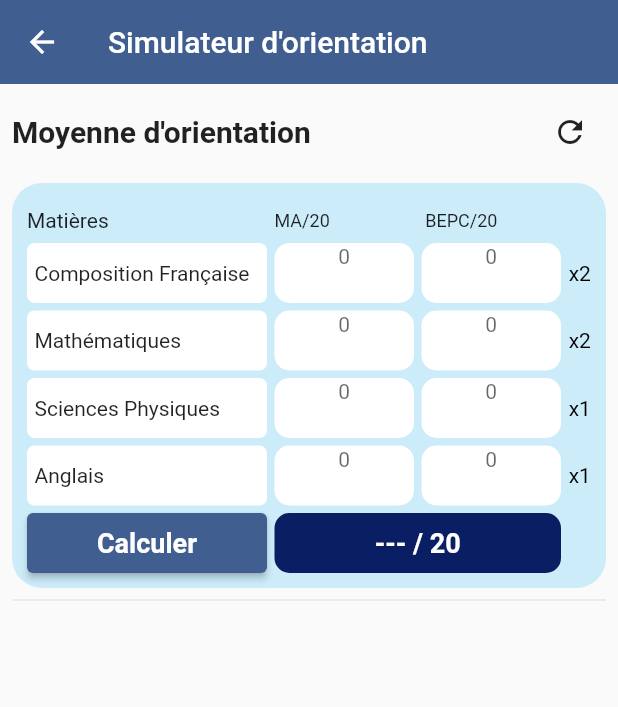
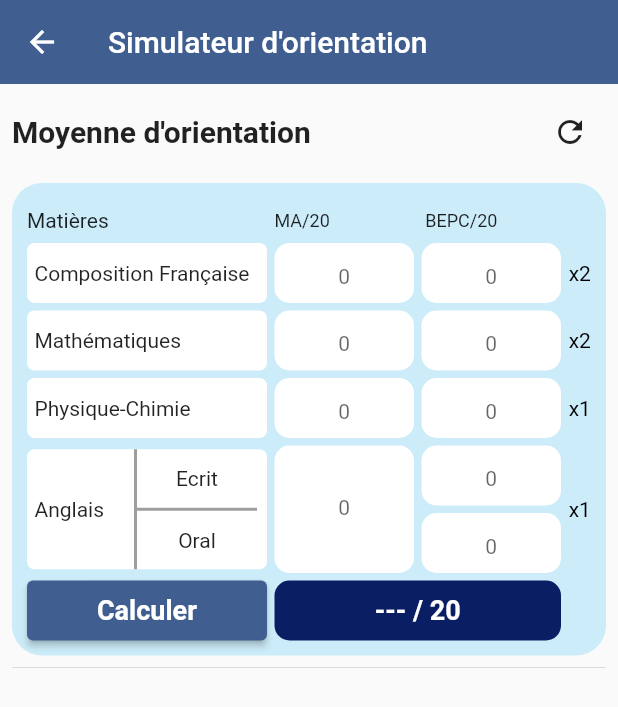
Before and after one commit to devitlabs/edu_app, a Flutter app: the SimulateurOrientationScreen screen opened by its route, on a phone screen of 412 x 824 dp. Shown: the top 707 px of the screen. Run offline on Flutter 3.47's test engine with Material 3 defaults, Android fonts, the phone set to English and light mode, and no system bars; our stand-ins replace flutter_secure_storage, get, go_router; accounts and stored records are empty; network calls fail.

Commit message:
Update 14/12/2023 : 3

```diff
--- a/lib/models/inscription_model.dart
+++ b/lib/models/inscription_model.dart
@@ -2,7 +2,7 @@ import 'dart:convert';
 
 class InscriptionModel {
   String? typeProfil;
-  String?nom;
+  String? nom;
   String? prenom;
   String? ville;
   String? numeroTelephone;
--- a/lib/routes/route_class.dart
+++ b/lib/routes/route_class.dart
@@ -37,9 +37,9 @@ class RouteClass {
         },
       ),
       GoRoute(
-        path: '/ressources',
+        path: '/blog',
         builder: (BuildContext context, GoRouterState state) {
-          return const RessourceScreen();
+          return const BlogScreen();
         },
       ),
       GoRoute(
@@ -70,7 +70,7 @@ class RouteClass {
                 path: 'accueil',
                 pageBuilder: (context, state) => NoTransitionPage<void>(
                     key: state.pageKey,
-                    child: HomeScreen()
+                    child: const HomeScreen()
                 ),
               ),
               GoRoute(
@@ -126,6 +126,14 @@ class RouteClass {
       final DateTime dateNow = DateTime.now();
       final DateTime? dateExpiration = expiration != null ? DateTime.parse(expiration) : null;
 
+      print(state.fullPath);
+
+      final path = state.fullPath;
+
+      if ( path !=null && path.contains("inscription")) {
+        return null;
+      }
+
       if (loggedIn != "true" || loggedIn == null || dateExpiration == null ) {
         return '/login';
       }
--- a/lib/screens/app_menu_screen/drawer_menu.dart
+++ b/lib/screens/app_menu_screen/drawer_menu.dart
@@ -76,9 +76,9 @@ class _DrawerMenuState extends State<DrawerMenu> {
             minVerticalPadding: 5,
             leading: Icon(Icons.book,size: 40,color: primaryColor,),
             onTap: () async {
-              context.go("/ressources");
+              context.go("/blog");
             },
-            title: Text("Ressources",style: TextStyle(fontSize: 20,color: Color(0xFF000000).withOpacity(0.7)),),
+            title: Text("Blog",style: TextStyle(fontSize: 20,color: Color(0xFF000000).withOpacity(0.7)),),
           ),
           Divider(),
           ListTile(
--- a/lib/screens/login_screen/login_screen.dart
+++ b/lib/screens/login_screen/login_screen.dart
@@ -216,7 +216,10 @@ class _LoginScreenState extends State<LoginScreen> {
                             onTap: (){
                               context.go("/inscription");
                             },
-                            child: Text("Inscription",style: TextStyle(fontSize: 15,color: primaryColor),),
+                            child: Padding(
+                              padding: const EdgeInsets.all(8.0),
+                              child: Text("Inscription",style: TextStyle(fontSize: 15,color: primaryColor),),
+                            ),
                           ),
                         ],
                       ),
--- a/lib/screens/simulateur_orientation_screen/simulateur_orientation_screen.dart
+++ b/lib/screens/simulateur_orientation_screen/simulateur_orientation_screen.dart
@@ -24,6 +24,7 @@ class _SimulateurOrientationScreenState extends State<SimulateurOrientationScree
     "maths2":null,
     "pc2":null,
     "ang2":null,
+    "ang3":null,
   };
 
   bool isShowMO = false;
@@ -39,6 +40,7 @@ class _SimulateurOrientationScreenState extends State<SimulateurOrientationScree
   final maths2Controller = TextEditingController();
   final pc2Controller = TextEditingController();
   final ang2Controller = TextEditingController();
+  final ang3Controller = TextEditingController();
 
 
   void initialisation() async {
@@ -47,7 +49,7 @@ class _SimulateurOrientationScreenState extends State<SimulateurOrientationScree
     if (numbersString != null ) {
       List<dynamic> dynamicList = jsonDecode(numbersString);
       List<num> numList = dynamicList.cast<num>();
-      if (numList.length == 8 ) {
+      if (numList.length == 9 ) {
 
         fr1Controller.text =  numList[0].toString();
         maths1Controller.text = numList[1].toString();
@@ -58,6 +60,7 @@ class _SimulateurOrientationScreenState extends State<SimulateurOrientationScree
         maths2Controller.text = numList[5].toString();
         pc2Controller.text = numList[6].toString();
         ang2Controller.text = numList[7].toString();
+        ang3Controller.text = numList[8].toString();
       }
     }
   }
@@ -155,7 +158,7 @@ class _SimulateurOrientationScreenState extends State<SimulateurOrientationScree
                           ),
                           child: Center(
                             child:  Padding(
-                              padding: const EdgeInsets.only(bottom: 15.0),
+                              padding: const EdgeInsets.only(bottom: 2.0),
                               child: TextFormField(
                                 controller: fr1Controller,
                                 maxLength: 5,
@@ -182,7 +185,7 @@ class _SimulateurOrientationScreenState extends State<SimulateurOrientationScree
                           ),
                           child: Center(
                             child:  Padding(
-                              padding: const EdgeInsets.only(bottom: 15.0),
+                              padding: const EdgeInsets.only(bottom: 2.0),
                               child: TextFormField(
                                 controller: fr2Controller,
                                 maxLength: 5,
@@ -236,7 +239,7 @@ class _SimulateurOrientationScreenState extends State<SimulateurOrientationScree
                           ),
                           child: Center(
                             child:  Padding(
-                              padding: const EdgeInsets.only(bottom: 15.0),
+                              padding: const EdgeInsets.only(bottom: 2.0),
                               child: TextFormField(
                                 controller: maths1Controller,
                                 maxLength: 5,
@@ -264,7 +267,7 @@ class _SimulateurOrientationScreenState extends State<SimulateurOrientationScree
                           ),
                           child: Center(
                             child:  Padding(
-                              padding: const EdgeInsets.only(bottom: 15.0),
+                              padding: const EdgeInsets.only(bottom: 2.0),
                               child: TextFormField(
                                 controller: maths2Controller,
                                 maxLength: 5,
@@ -308,7 +311,7 @@ class _SimulateurOrientationScreenState extends State<SimulateurOrientationScree
                               color: Colors.white,
                               borderRadius: BorderRadius.circular(5)
                           ),
-                          child: const Text("Sciences Physiques"),
+                          child: const Text("Physique-Chimie"),
                         ),
                         const SizedBox(width: 5,),
                         Expanded(child: Container(
@@ -318,7 +321,7 @@ class _SimulateurOrientationScreenState extends State<SimulateurOrientationScree
                           ),
                           child: Center(
                             child:  Padding(
-                              padding: const EdgeInsets.only(bottom: 15.0),
+                              padding: const EdgeInsets.only(bottom: 2.0),
                               child: TextFormField(
                                 maxLength: 5,
                                 controller: pc1Controller,
@@ -345,7 +348,7 @@ class _SimulateurOrientationScreenState extends State<SimulateurOrientationScree
                           ),
                           child: Center(
                             child:  Padding(
-                              padding: const EdgeInsets.only(bottom: 15.0),
+                              padding: const EdgeInsets.only(bottom: 2.0),
                               child: TextFormField(
                                 controller: pc2Controller,
                                 maxLength: 5,
@@ -376,12 +379,12 @@ class _SimulateurOrientationScreenState extends State<SimulateurOrientationScree
                   ),
                   const SizedBox(height: 5,),
                   Container(
-                    height: 40,
+                    height: 85,
                     width: double.infinity,
                     child: Row(
                       children: [
                         Container(
-                          height: 40,
+                          height: 80,
                           width: 160,
                           padding: const EdgeInsets.only(left: 5),
                           alignment: Alignment.centerLeft,
@@ -389,7 +392,28 @@ class _SimulateurOrientationScreenState extends State<SimulateurOrientationScree
                               color: Colors.white,
                               borderRadius: BorderRadius.circular(5)
                           ),
-                          child: Text("Anglais"),
+                          child: Row(
+                            children: [
+                              Text("Anglais"),
+                              SizedBox(width: 20,),
+                              Container(
+                                width: 2,
+                                height: 80,
+                                color: Colors.grey,
+                              ),
+                              Container(width: 80,child: Column(
+                                children: [
+                                  Expanded(child: Center(child: Text("Ecrit")),),
+                                  Container(
+                                    width: double.infinity,
+                                    height: 2,
+                                    color: Colors.grey,
+                                  ),
+                                  Expanded(child: Center(child: Text("Oral")),),
+                                ],
+                              ))
+                            ],
+                          ),
                         ),
                         const SizedBox(width: 5,),
                         Expanded(child: Container(
@@ -399,7 +423,7 @@ class _SimulateurOrientationScreenState extends State<SimulateurOrientationScree
                           ),
                           child: Center(
                             child:  Padding(
-                              padding: const EdgeInsets.only(bottom: 15.0),
+                              padding: const EdgeInsets.only(bottom: 2.0),
                               child: TextFormField(
                                 controller: ang1Controller,
                                 maxLength: 5,
@@ -419,6 +443,8 @@ class _SimulateurOrientationScreenState extends State<SimulateurOrientationScree
                           ),
                         )),
                         const SizedBox(width: 5,),
+                        Expanded(child: Column(
+                          children: [
                             Expanded(child: Container(
                               decoration: BoxDecoration(
                                   color: Colors.white,
@@ -426,7 +452,7 @@ class _SimulateurOrientationScreenState extends State<SimulateurOrientationScree
                               ),
                               child: Center(
                                 child:  Padding(
-                              padding: const EdgeInsets.only(bottom: 15.0),
+                                  padding: const EdgeInsets.only(bottom: 2.0),
                                   child: TextFormField(
                                     controller: ang2Controller,
                                     maxLength: 5,
@@ -444,6 +470,37 @@ class _SimulateurOrientationScreenState extends State<SimulateurOrientationScree
                                   ),
                                 ),
                               ),
+                            )),
+                            SizedBox(height: 5,),
+                            Expanded(
+                              child: Container(
+                                decoration: BoxDecoration(
+                                    color: Colors.white,
+                                    borderRadius: BorderRadius.circular(10)
+                                ),
+                                child: Center(
+                                  child:  Padding(
+                                    padding: const EdgeInsets.only(bottom: 2.0),
+                                    child: TextFormField(
+                                      controller: ang3Controller,
+                                      maxLength: 5,
+                                      inputFormatters: <TextInputFormatter>[
+                                        FilteringTextInputFormatter.allow(RegExp(r'^\d+\,?\d{0,2}')), // Allow up to 2 decimal places
+                                      ],
+                                      keyboardType: TextInputType.number,
+                                      style: const TextStyle(color: Colors.black, fontSize: 14),
+                                      textAlign: TextAlign.center,
+                                      decoration: const InputDecoration(
+                                        hintText: "0",
+                                        counterText: "",
+                                        border: InputBorder.none,
+                                      ),
+                                    ),
+                                  ),
+                                ),
+                              ),
+                            ),
+                          ],
                         )),
                         const SizedBox(width: 5,),
                         const SizedBox(
@@ -467,6 +524,7 @@ class _SimulateurOrientationScreenState extends State<SimulateurOrientationScree
                             tableauNotes["fr2"] = convertStringToNum(fr2Controller.text);
                             tableauNotes["ang1"] = convertStringToNum(ang1Controller.text);
                             tableauNotes["ang2"] = convertStringToNum(ang2Controller.text);
+                            tableauNotes["ang3"] = convertStringToNum(ang3Controller.text);
                             tableauNotes["maths1"] = convertStringToNum(maths1Controller.text);
                             tableauNotes["maths2"] = convertStringToNum(maths2Controller.text);
                             tableauNotes["pc1"] = convertStringToNum(pc1Controller.text);
@@ -511,8 +569,8 @@ class _SimulateurOrientationScreenState extends State<SimulateurOrientationScree
             if ( isShowMO )Row(
               mainAxisAlignment: MainAxisAlignment.center,
               children: [
-                const Text("Votre moyenne d'orientation est : ",style: TextStyle(fontSize: 18),),
-                Text("${isShowMO ? calculerMoyenne(listNotes) : "---" }/20",style: TextStyle(fontSize: 18,fontWeight: FontWeight.bold),)
+                const Text("Votre moyenne d'orientation est : ",style: TextStyle(fontSize: 16),),
+                Text("${isShowMO ? calculerMoyenne(listNotes) : "---" }/20",style: TextStyle(fontSize: 16,fontWeight: FontWeight.bold),)
               ],
             )
           ],
@@ -539,8 +597,12 @@ class _SimulateurOrientationScreenState extends State<SimulateurOrientationScree
   }
 
   String calculerMoyenne(List<num> listNotes) {
-    num average = listNotes.reduce((a, b) => a + b) / listNotes.length;
-    return average.toStringAsFixed(2);
+    num average = (listNotes[0] + listNotes[4] ) * 2 +
+                  (listNotes[1] + listNotes[5] ) * 2 +
+                  (listNotes[2] + listNotes[6] ) +
+                  ( listNotes[6] + (listNotes[7] + listNotes[8])/2) ;
+    num result = average /12;
+    return result.toStringAsFixed(2);
   }
 
 }
```
Also changed, not shown: lib/screens/home_screen/home_screen.dart (+9 -20 lines), lib/screens/inscription_screen/inscription_screen.dart (+4 -4 lines), lib/screens/inscription_screen/inscription_screen_two.dart (+31 -1 lines), lib/screens/ressources_screen/ressource_screen.dart (+5 -5 lines). Lines whose indentation alone changed are shown as unchanged.
